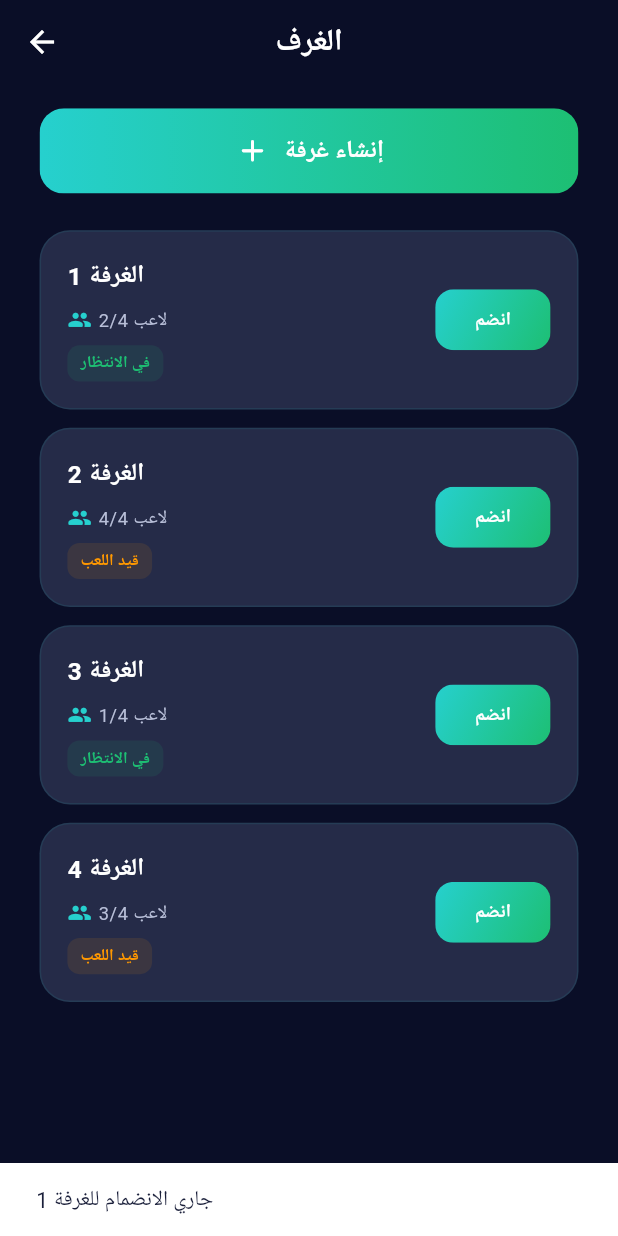
After one commit to MohammadMao/thalath, a Flutter app: the RoomsPage screen opened directly, after a tap on "انضم", on a phone screen of 412 x 824 dp. The commit adds this screen. Run offline on Flutter 3.47's test engine with Material 3 defaults, Android fonts, the phone set to English and light mode, and no system bars; our stand-ins replace firebase_core, flutter_screenutil, get; accounts and stored records are empty; generated files the repository leaves out were written again; statements that could not run were skipped.

Commit message:
lobby screen

```diff
--- a/lib/app.dart
+++ b/lib/app.dart
@@ -3,6 +3,7 @@ import 'package:flutter_screenutil/flutter_screenutil.dart';
 import 'package:get/get.dart';
 import 'core/theming/app_theme.dart';
 import 'features/home/ui/home_page.dart';
+import 'features/room/ui/rooms_page.dart';
 
 class ThalathApp extends StatelessWidget {
   const ThalathApp({super.key});
@@ -20,6 +21,16 @@ class ThalathApp extends StatelessWidget {
           theme: AppTheme.darkTheme,
           themeMode: ThemeMode.dark,
           home: const HomePage(),
+          getPages: [
+            GetPage(
+              name: '/home',
+              page: () => const HomePage(),
+            ),
+            GetPage(
+              name: '/rooms',
+              page: () => const RoomsPage(),
+            ),
+          ],
         );
       },
     );
--- a/lib/features/home/ui/home_page.dart
+++ b/lib/features/home/ui/home_screen.dart
@@ -1,5 +1,6 @@
 import 'package:flutter/material.dart';
 import 'package:flutter_screenutil/flutter_screenutil.dart';
+import 'package:get/get.dart';
 import 'widgets/app_title_widget.dart';
 import 'widgets/play_button_card.dart';
 import 'widgets/feature_card.dart';
@@ -27,7 +28,7 @@ class HomePage extends StatelessWidget {
                 Center(
                   child: PlayButtonCard(
                     onPressed: () {
-                      // TODO: Navigate to rooms
+                      Get.toNamed('/rooms');
                     },
                   ),
                 ),
@@ -37,24 +38,24 @@ class HomePage extends StatelessWidget {
                 // Feature cards
                 const FeatureCard(
                   icon: Icons.people_rounded,
-                  title: '2-4 Players',
-                  description: 'Play with friends in real-time',
+                  title: '2-4 لاعبين',
+                  description: 'لعب جماعي',
                 ),
 
                 SizedBox(height: 12.h),
 
                 const FeatureCard(
                   icon: Icons.timer_rounded,
-                  title: 'Quick Rounds',
-                  description: 'Fast-paced 10-second turns',
+                  title: 'جولات سريعة',
+                  description: 'الدور 10 ثواني فقط',
                 ),
 
                 SizedBox(height: 12.h),
 
                 const FeatureCard(
                   icon: Icons.chat_bubble_rounded,
-                  title: 'Live Chat',
-                  description: 'Chat with other players',
+                  title: 'غرف دردشة',
+                  description: 'العب ودردش',
                 ),
 
                 SizedBox(height: 40.h),
--- a/lib/features/home/ui/widgets/app_title_widget.dart
+++ b/lib/features/home/ui/widgets/app_title_widget.dart
@@ -40,10 +40,11 @@ class AppTitleWidget extends StatelessWidget {
         SizedBox(height: 4.h),
 
         Text(
-          'اختبر مفرداتك',
+          'تحدى أصدقاءك في لعبة الكلمات العربية',
           style: Theme.of(context).textTheme.bodyLarge?.copyWith(
             color: AppTheme.textSecondary,
           ),
+          textAlign: TextAlign.center,
         ),
       ],
     );
--- a/lib/features/home/ui/widgets/feature_card.dart
+++ b/lib/features/home/ui/widgets/feature_card.dart
@@ -56,11 +56,13 @@ class FeatureCard extends StatelessWidget {
                   style: Theme.of(context).textTheme.bodyLarge?.copyWith(
                     fontWeight: FontWeight.w600,
                   ),
+                  textDirection: TextDirection.rtl,
                 ),
                 SizedBox(height: 4.h),
                 Text(
                   description,
                   style: Theme.of(context).textTheme.bodySmall,
+                  textDirection: TextDirection.rtl,
                 ),
               ],
             ),
--- /dev/null
+++ b/lib/features/lobby/ui/lobby_screen.dart
@@ -0,0 +1,128 @@
+import 'package:flutter/material.dart';
+import 'package:flutter_screenutil/flutter_screenutil.dart';
+import '../../../core/models/models.dart';
+import 'widgets/room_card.dart';
+import 'widgets/create_room_button.dart';
+
+class RoomsPage extends StatefulWidget {
+  const RoomsPage({super.key});
+
+  @override
+  State<RoomsPage> createState() => _RoomsPageState();
+}
+
+class _RoomsPageState extends State<RoomsPage> {
+  // Mock data
+  late List<Room> rooms;
+
+  @override
+  void initState() {
+    super.initState();
+    _initializeMockRooms();
+  }
+
+  void _initializeMockRooms() {
+    rooms = [
+      Room(
+        id: '1',
+        status: 'Waiting',
+        currentWord: 'كتب',
+        currentTurn: 'user1',
+        playerIds: ['user1', 'user2'],
+        createdAt: DateTime.now().subtract(const Duration(minutes: 5)),
+      ),
+      Room(
+        id: '2',
+        status: 'Playing',
+        currentWord: 'جمل',
+        currentTurn: 'user3',
+        playerIds: ['user3', 'user4', 'user5', 'user6'],
+        createdAt: DateTime.now().subtract(const Duration(minutes: 10)),
+      ),
+      Room(
+        id: '3',
+        status: 'Waiting',
+        currentWord: 'نجم',
+        currentTurn: 'user7',
+        playerIds: ['user7'],
+        createdAt: DateTime.now().subtract(const Duration(minutes: 2)),
+      ),
+      Room(
+        id: '4',
+        status: 'Playing',
+        currentWord: 'قمر',
+        currentTurn: 'user8',
+        playerIds: ['user8', 'user9', 'user10'],
+        createdAt: DateTime.now(),
+      ),
+    ];
+  }
+
+  @override
+  Widget build(BuildContext context) {
+    return Scaffold(
+      appBar: AppBar(
+        title: const Text('الغرف'),
+        centerTitle: true,
+        elevation: 0,
+      ),
+      body: SafeArea(
+        child: Padding(
+          padding: EdgeInsets.symmetric(horizontal: 24.w),
+          child: Column(
+            children: [
+              SizedBox(height: 16.h),
+
+              // Create room button
+              CreateRoomButton(
+                onPressed: () {
+                  // TODO: Show create room dialog
+                  ScaffoldMessenger.of(context).showSnackBar(
+                    const SnackBar(content: Text('إنشاء غرفة جديدة')),
+                  );
+                },
+              ),
+
+              SizedBox(height: 24.h),
+
+              // Rooms list
+              Expanded(
+                child: rooms.isEmpty
+                    ? Center(
+                        child: Text(
+                          'لا توجد غرف متاحة',
+                          style: Theme.of(context).textTheme.bodyLarge,
+                        ),
+                      )
+                    : ListView.separated(
+                        itemCount: rooms.length,
+                        separatorBuilder: (context, index) =>
+                            SizedBox(height: 12.h),
+                        itemBuilder: (context, index) {
+                          final room = rooms[index];
+                          return RoomCard(
+                            roomName: 'الغرفة ${index + 1}',
+                            currentPlayers: room.playerIds.length,
+                            maxPlayers: 4,
+                            status: room.status,
+                            onJoin: () {
+                              // TODO: Join room
+                              ScaffoldMessenger.of(context).showSnackBar(
+                                SnackBar(
+                                  content: Text('جاري الانضمام للغرفة ${room.id}'),
+                                ),
+                              );
+                            },
+                          );
+                        },
+                      ),
+              ),
+
+              SizedBox(height: 24.h),
+            ],
+          ),
+        ),
+      ),
+    );
+  }
+}
--- /dev/null
+++ b/lib/features/lobby/ui/widgets/create_room_button.dart
@@ -0,0 +1,60 @@
+import 'package:flutter/material.dart';
+import 'package:flutter_screenutil/flutter_screenutil.dart';
+import '../../../../core/theming/app_theme.dart';
+
+class CreateRoomButton extends StatelessWidget {
+  final VoidCallback onPressed;
+
+  const CreateRoomButton({
+    super.key,
+    required this.onPressed,
+  });
+
+  @override
+  Widget build(BuildContext context) {
+    return SizedBox(
+      width: double.infinity,
+      height: 56.h,
+      child: ElevatedButton(
+        onPressed: onPressed,
+        style: ElevatedButton.styleFrom(
+          padding: EdgeInsets.zero,
+          backgroundColor: Colors.transparent,
+          shadowColor: Colors.transparent,
+        ),
+        child: Ink(
+          decoration: BoxDecoration(
+            gradient: const LinearGradient(
+              colors: [AppTheme.primaryTeal, AppTheme.primaryGreen],
+              begin: Alignment.centerLeft,
+              end: Alignment.centerRight,
+            ),
+            borderRadius: BorderRadius.circular(16.r),
+          ),
+          child: Container(
+            alignment: Alignment.center,
+            child: Row(
+              mainAxisAlignment: MainAxisAlignment.center,
+              children: [
+                Icon(
+                  Icons.add_rounded,
+                  color: Colors.white,
+                  size: 24.sp,
+                ),
+                SizedBox(width: 8.w),
+                Text(
+                  'إنشاء غرفة',
+                  style: TextStyle(
+                    fontSize: 16.sp,
+                    fontWeight: FontWeight.w600,
+                    color: Colors.white,
+                  ),
+                ),
+              ],
+            ),
+          ),
+        ),
+      ),
+    );
+  }
+}
--- /dev/null
+++ b/lib/features/lobby/ui/widgets/room_card.dart
@@ -0,0 +1,131 @@
+import 'package:flutter/material.dart';
+import 'package:flutter_screenutil/flutter_screenutil.dart';
+import '../../../../core/theming/app_theme.dart';
+
+class RoomCard extends StatelessWidget {
+  final String roomName;
+  final int currentPlayers;
+  final int maxPlayers;
+  final String status;
+  final VoidCallback onJoin;
+
+  const RoomCard({
+    super.key,
+    required this.roomName,
+    required this.currentPlayers,
+    required this.maxPlayers,
+    required this.status,
+    required this.onJoin,
+  });
+
+  @override
+  Widget build(BuildContext context) {
+    final isWaiting = status == 'Waiting';
+    final statusColor = isWaiting ? AppTheme.primaryGreen : Colors.orange;
+
+    return Container(
+      padding: EdgeInsets.all(16.w),
+      decoration: BoxDecoration(
+        color: AppTheme.cardDark,
+        borderRadius: BorderRadius.circular(20.r),
+        border: Border.all(
+          color: AppTheme.primaryTeal.withValues(alpha: 0.1),
+          width: 1,
+        ),
+      ),
+      child: Row(
+        children: [
+          // Left section: Room info
+          Expanded(
+            child: Column(
+              crossAxisAlignment: CrossAxisAlignment.start,
+              children: [
+                // Room name
+                Text(
+                  roomName,
+                  style: Theme.of(context).textTheme.bodyLarge?.copyWith(
+                    fontWeight: FontWeight.w600,
+                  ),
+                  maxLines: 1,
+                  overflow: TextOverflow.ellipsis,
+                ),
+
+                SizedBox(height: 8.h),
+
+                // Players count
+                Row(
+                  children: [
+                    Icon(
+                      Icons.people_rounded,
+                      size: 16.sp,
+                      color: AppTheme.primaryTeal,
+                    ),
+                    SizedBox(width: 4.w),
+                    Text(
+                      '$currentPlayers/$maxPlayers لاعب',
+                      style: Theme.of(context).textTheme.bodySmall,
+                    ),
+                  ],
+                ),
+
+                SizedBox(height: 8.h),
+
+                // Status badge
+                Container(
+                  padding: EdgeInsets.symmetric(horizontal: 8.w, vertical: 4.h),
+                  decoration: BoxDecoration(
+                    color: statusColor.withValues(alpha: 0.1),
+                    borderRadius: BorderRadius.circular(8.r),
+                  ),
+                  child: Text(
+                    status == 'Waiting' ? 'في الانتظار' : 'قيد اللعب',
+                    style: Theme.of(context).textTheme.labelSmall?.copyWith(
+                      color: statusColor,
+                      fontWeight: FontWeight.w600,
+                    ),
+                  ),
+                ),
+              ],
+            ),
+          ),
+
+          SizedBox(width: 12.w),
+
+          // Join button
+          SizedBox(
+            width: 70.w,
+            height: 40.h,
+            child: ElevatedButton(
+              onPressed: onJoin,
+              style: ElevatedButton.styleFrom(
+                padding: EdgeInsets.zero,
+                backgroundColor: Colors.transparent,
+                shadowColor: Colors.transparent,
+              ),
+              child: Ink(
+                decoration: BoxDecoration(
+                  gradient: const LinearGradient(
+                    colors: [AppTheme.primaryTeal, AppTheme.primaryGreen],
+                    begin: Alignment.topLeft,
+                    end: Alignment.bottomRight,
+                  ),
+                  borderRadius: BorderRadius.circular(12.r),
+                ),
+                child: Center(
+                  child: Text(
+                    'انضم',
+                    style: TextStyle(
+                      fontSize: 12.sp,
+                      fontWeight: FontWeight.w600,
+                      color: Colors.white,
+                    ),
+                  ),
+                ),
+              ),
+            ),
+          ),
+        ],
+      ),
+    );
+  }
+}
```
